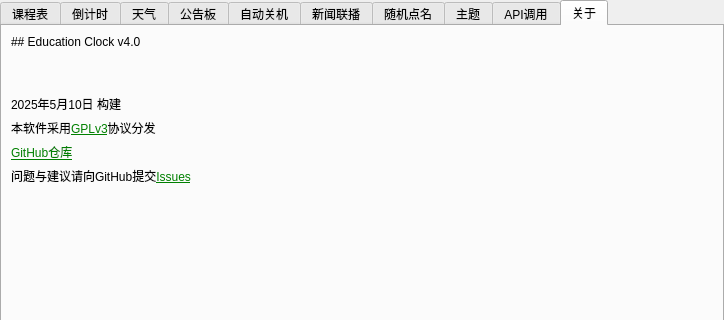
This is ui/setting.ui in Return-Log/Education-Clock as Qt 5 draws it before an edit; both pictures show x 0 to 724 and y 0 to 320 of the 724 by 630 pixel window. The edited form follows.
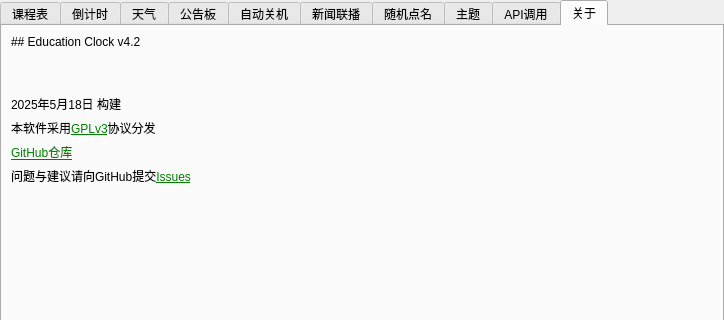
This is the edited form. Icons and pictures are not drawn.

The edit to the form file:
```diff
--- a/ui/setting.ui
+++ b/ui/setting.ui
@@ -810,7 +810,7 @@
        <item row="0" column="1" colspan="3">
         <widget class="QLabel" name="label_32">
          <property name="text">
-          <string>## Education Clock v4.0</string>
+          <string>## Education Clock v4.2</string>
          </property>
          <property name="textFormat">
           <enum>Qt::MarkdownText</enum>
@@ -892,7 +892,7 @@
        <item row="2" column="1" colspan="3">
         <widget class="QLabel" name="label_33">
          <property name="text">
-          <string>2025年5月10日 构建</string>
+          <string>2025年5月18日 构建</string>
          </property>
         </widget>
        </item>
```
